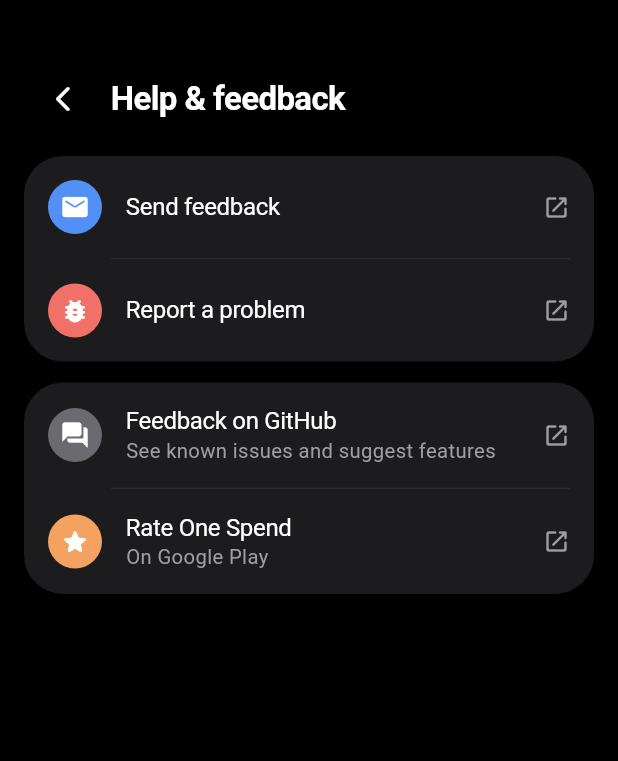
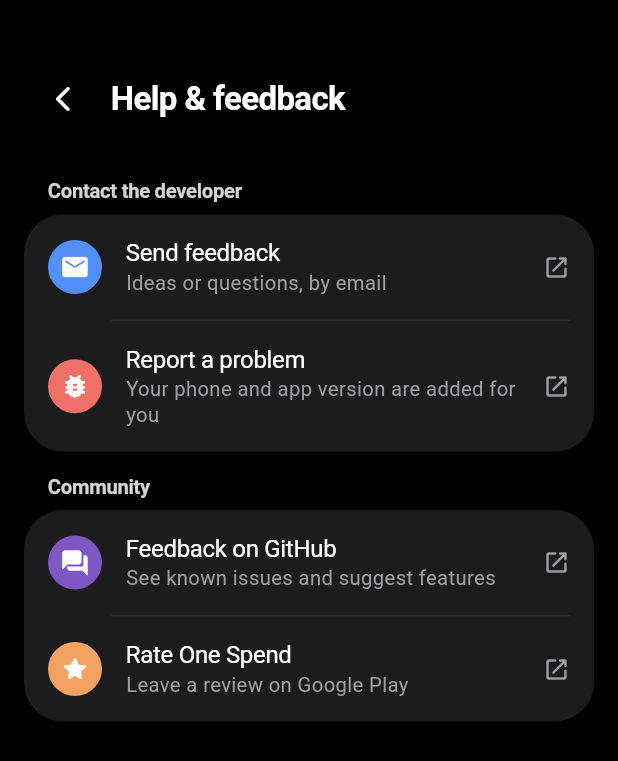
Before and after one commit to syedarhamraza/one-spend, a Flutter app: the HelpFeedbackScreen screen opened by its route, on a phone screen of 412 x 824 dp. Shown: the top 761 px of the screen. Run offline on Flutter 3.47's test engine with Material 3 defaults, Android fonts, the phone set to English and light mode, and no system bars; our stand-ins replace connectivity_plus, device_info_plus, drift, drift_flutter, equatable, file_picker and 12 more; missing offline and left inert: in_app_update; accounts and stored records are empty; generated files the repository leaves out were written again; network calls fail.

Commit message:
fix: titled, matching rows on Help & feedback; plain version line on About
Help & feedback is now two titled groups (Contact the developer,
Community) where every row has a badge, a one-line subtitle and the open
icon. About shows the version as one grey line, "Version 1.0.0 Alpha 4",
without the amber chip or build number (still in Software information).

```diff
--- a/lib/screens/settings/help_feedback_screen.dart
+++ b/lib/screens/settings/help_feedback_screen.dart
@@ -7,6 +7,7 @@
 import '../../core/telemetry/device_summary.dart';
 import '../../theme/one_ui_theme.dart';
 import '../../utils/external_links.dart';
+import '../../widgets/one_ui_card.dart';
 import '../../widgets/one_ui_group_card.dart';
 import '../../widgets/one_ui_subpage.dart';
 
@@ -29,23 +30,41 @@
 
   @override
   Widget build(BuildContext context) {
-    const openIcon = Icon(Icons.open_in_new_rounded, size: 18, color: OneUITheme.textSecondary);
+    // Every row has the same shape: badge, title, one grey line, and the "opens elsewhere" icon.
+    OneUIGroupItem row(IconData icon, Color color, String title, String subtitle, VoidCallback onTap) =>
+        OneUIGroupItem(
+          leading: OneUIIconBadge(icon, color),
+          title: title,
+          subtitle: subtitle,
+          subtitleColor: OneUITheme.textSecondary,
+          trailing: const Icon(Icons.open_in_new_rounded, size: 18, color: OneUITheme.textSecondary),
+          onTap: () {
+            HapticFeedback.lightImpact();
+            onTap();
+          },
+        );
+
     return OneUISubpage(
       title: 'Help & feedback',
       builder: (context) => [
-        OneUIGroupCard(
+        OneUISection(
+          title: 'Contact the developer',
+          child: OneUIGroupCard(
+            margin: EdgeInsets.zero,
             items: [
-            OneUIGroupItem(
-              leading: const OneUIIconBadge(Icons.mail_rounded, OneUITheme.accentBlue),
-              title: 'Send feedback',
-              trailing: openIcon,
-              onTap: () => _email(context, 'One Spend feedback'),
+              row(
+                Icons.mail_rounded,
+                OneUITheme.accentBlue,
+                'Send feedback',
+                'Ideas or questions, by email',
+                () => _email(context, 'One Spend feedback'),
               ),
-            OneUIGroupItem(
-              leading: const OneUIIconBadge(Icons.bug_report_rounded, OneUITheme.accentRed),
-              title: 'Report a problem',
-              trailing: openIcon,
-              onTap: () => _email(
+              row(
+                Icons.bug_report_rounded,
+                OneUITheme.accentRed,
+                'Report a problem',
+                'Your phone and app version are added for you',
+                () => _email(
                   context,
                   'One Spend problem report',
                   prompt: 'What happened, and what were you doing just before?',
@@ -53,32 +72,28 @@
               ),
             ],
           ),
-        OneUIGroupCard(
+        ),
+        OneUISection(
+          title: 'Community',
+          child: OneUIGroupCard(
             margin: EdgeInsets.zero,
             items: [
-            OneUIGroupItem(
-              leading: const OneUIIconBadge(Icons.forum_rounded, OneUITheme.textTertiary),
-              title: 'Feedback on GitHub',
-              subtitle: 'See known issues and suggest features',
-              subtitleColor: OneUITheme.textSecondary,
-              trailing: openIcon,
-              onTap: () {
-                HapticFeedback.lightImpact();
-                openExternalLink(context, AppInfo.feedbackRepoUrl);
-              },
+              row(
+                Icons.forum_rounded,
+                OneUITheme.accentPurple,
+                'Feedback on GitHub',
+                'See known issues and suggest features',
+                () => openExternalLink(context, AppInfo.feedbackRepoUrl),
               ),
-            OneUIGroupItem(
-              leading: const OneUIIconBadge(Icons.star_rounded, OneUITheme.accentAmber),
-              title: 'Rate One Spend',
-              subtitle: 'On Google Play',
-              subtitleColor: OneUITheme.textSecondary,
-              trailing: openIcon,
-              onTap: () {
-                HapticFeedback.lightImpact();
-                openExternalLinkOr(context, AppInfo.playStoreMarketUrl, AppInfo.playStoreUrl);
-              },
+              row(
+                Icons.star_rounded,
+                OneUITheme.accentAmber,
+                'Rate One Spend',
+                'Leave a review on Google Play',
+                () => openExternalLinkOr(context, AppInfo.playStoreMarketUrl, AppInfo.playStoreUrl),
               ),
             ],
+          ),
         ),
       ],
     );
```
Also changed, not shown: lib/screens/settings/about_screen.dart (+6 -48 lines), 2 other files. Lines whose indentation alone changed are shown as unchanged.
